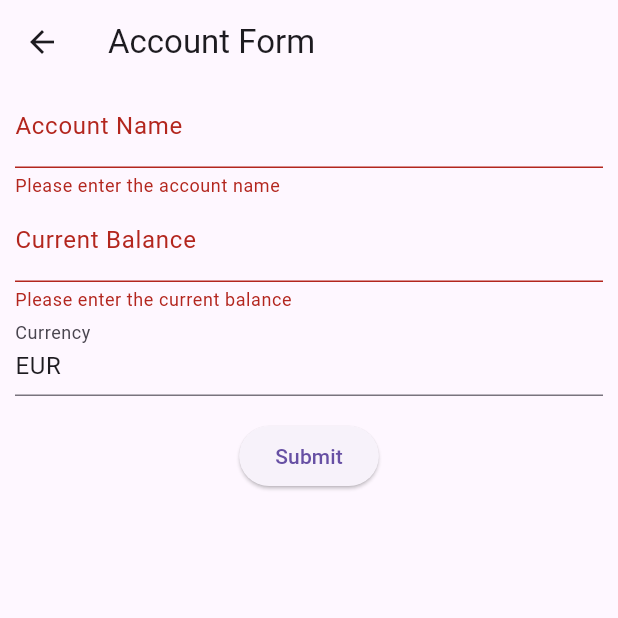
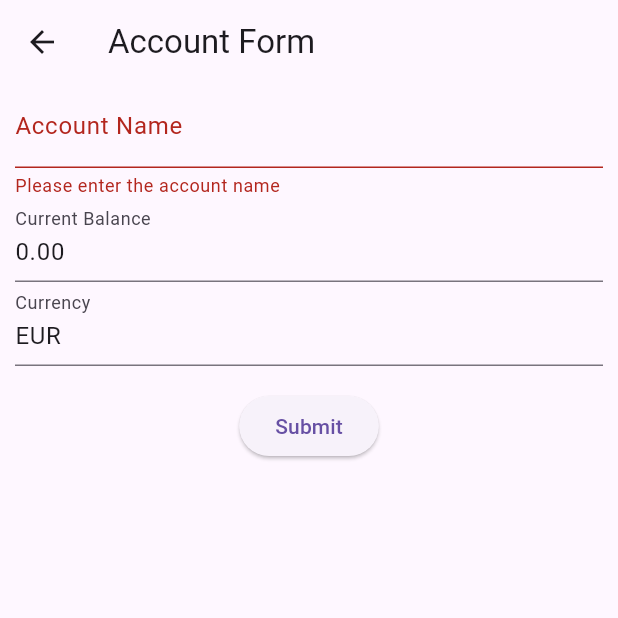
Before and after one commit to MatheusMiliorini/FinancesFlutter, a Flutter app: the AccountFormScreen screen opened directly, after a tap on "Submit", on a phone screen of 412 x 824 dp, the top half of it. Run offline on Flutter 3.47's test engine with Material 3 defaults, Android fonts, the phone set to English and light mode, and no system bars; our stand-ins replace sqflite; accounts and stored records are empty.

Commit message:
Use CurrencyInputField on AccountForm

```diff
--- a/lib/screens/account_form_screen.dart
+++ b/lib/screens/account_form_screen.dart
@@ -1,7 +1,7 @@
 import 'package:finances/database/account_db.dart';
 import 'package:finances/models/account.dart';
+import 'package:finances/widgets/currency_input.dart';
 import 'package:flutter/material.dart';
-import 'package:flutter/services.dart';
 
 class AccountFormScreen extends StatelessWidget {
   const AccountFormScreen({super.key});
@@ -23,24 +23,22 @@ class AccountForm extends StatefulWidget {
   const AccountForm({super.key});
 
   @override
-  State<StatefulWidget> createState() {
-    return AccountFormState();
-  }
+  // ignore: library_private_types_in_public_api
+  _AccountFormState createState() => _AccountFormState();
 }
 
-class AccountFormState extends State<AccountForm> {
-  final formKey = GlobalKey<FormState>();
+class _AccountFormState extends State<AccountForm> {
+  final _formKey = GlobalKey<FormState>();
 
   // Form Controllers
-  final accountNameController = TextEditingController();
-  final balanceController = TextEditingController();
-  final currencyController = TextEditingController(text: 'EUR');
+  final _accountNameController = TextEditingController();
+  int _balance = 0;
+  final _currencyController = TextEditingController(text: 'EUR');
 
   @override
   void dispose() {
-    accountNameController.dispose();
-    balanceController.dispose();
-    currencyController.dispose();
+    _accountNameController.dispose();
+    _currencyController.dispose();
 
     super.dispose();
   }
@@ -48,11 +46,11 @@ class AccountFormState extends State<AccountForm> {
   @override
   Widget build(BuildContext context) {
     return Form(
-      key: formKey,
+      key: _formKey,
       child: Column(
         children: [
           TextFormField(
-            controller: accountNameController,
+            controller: _accountNameController,
             decoration: const InputDecoration(
               labelText: 'Account Name',
             ),
@@ -63,24 +61,14 @@ class AccountFormState extends State<AccountForm> {
               return null;
             },
           ),
-          TextFormField(
-            controller: balanceController,
-            decoration: const InputDecoration(
-              labelText: 'Current Balance',
-            ),
-            validator: (value) {
-              if (value == null || value.isEmpty) {
-                return 'Please enter the current balance';
-              }
-              return null;
-            },
-            keyboardType: TextInputType.number,
-            inputFormatters: <TextInputFormatter>[
-              FilteringTextInputFormatter.digitsOnly
-            ],
+          CurrencyInputField(
+            onChange: (value) => setState(() {
+              _balance = int.parse(value.replaceAll('.', ''));
+            }),
+            label: 'Current Balance',
           ),
           TextFormField(
-            controller: currencyController,
+            controller: _currencyController,
             decoration: const InputDecoration(
               labelText: 'Currency',
             ),
@@ -95,14 +83,10 @@ class AccountFormState extends State<AccountForm> {
             padding: const EdgeInsets.symmetric(vertical: 16),
             child: ElevatedButton(
               onPressed: () async {
-                if (formKey.currentState!.validate()) {
-                  Account account = Account(
-                      null,
-                      accountNameController.text,
-                      int.parse(balanceController.text),
-                      int.parse(balanceController.text),
-                      currencyController.text);
-                  AccountDB().create(account);
+                if (_formKey.currentState!.validate()) {
+                  Account account = Account(null, _accountNameController.text,
+                      _balance, _balance, _currencyController.text);
+                  await AccountDB().create(account);
                 }
               },
               child: const Text('Submit'),
```
